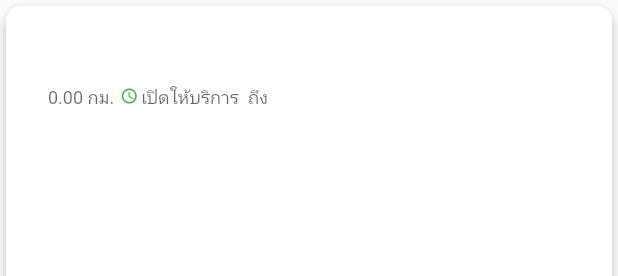
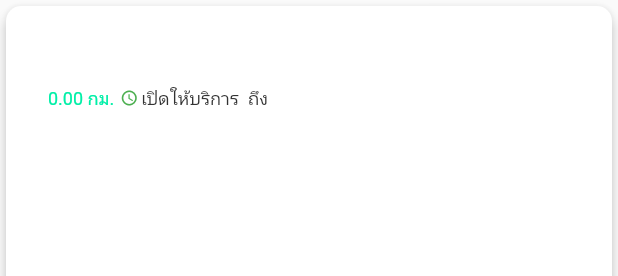
Before and after one commit to ladarat/nugket_warehourse, a Flutter app: the WarehouseCardItem widget shown alone on an empty page, opened directly with empty values, on a phone screen of 412 x 824 dp. Shown: the top 276 px of the screen. Run offline on Flutter 3.47's test engine with Material 2 defaults, Android fonts, the phone set to English and light mode, and no system bars; our stand-ins replace dio, get, logger.

Commit message:
Add theme to widget

```diff
--- /dev/null
+++ b/lib/app/core/values/app_theme.dart
@@ -0,0 +1,14 @@
+import 'package:flutter/material.dart';
+import '/app/core/values/app_colors.dart';
+
+const greyDarkTextStyle = TextStyle(
+    fontSize: 12,
+    fontWeight: FontWeight.w400,
+    color: AppColors.colorDark,
+    height: 1.45);
+
+const greenTextStyle = TextStyle(
+    fontSize: 12,
+    fontWeight: FontWeight.w400,
+    color: AppColors.colorLightGreen,
+    height: 1.45);
--- a/lib/app/modules/nugket/views/widgets/warehouse_card_Item.dart
+++ b/lib/app/modules/nugket/views/widgets/warehouse_card_Item.dart
@@ -1,3 +1,4 @@
+import 'package:fish_nugket_warehourse/app/core/values/app_theme.dart';
 import 'package:fish_nugket_warehourse/app/modules/nugket/models/nugket_detail_ui_data.dart';
 import 'package:flutter/material.dart';
 
@@ -25,16 +26,14 @@ class WarehouseCardItem extends StatelessWidget {
               children: [
                 Text(
                   '${nugketDetailUiData.distance.toStringAsFixed(2)} กม.',
-                  style: TextStyle(
-                      color: Colors.black.withOpacity(0.6), fontSize: 12),
+                 style: greenTextStyle.apply(fontStyle: FontStyle.normal),
                 ),
                 const SizedBox(width: 4),
                 const Icon(Icons.access_time, color: Colors.green, size: 12,),
                 const SizedBox(width: 2),
                 Text(
                   'เปิดให้บริการ ${nugketDetailUiData.openTime} ถึง ${nugketDetailUiData.closeTime}',
-                  style: TextStyle(
-                      color: Colors.black.withOpacity(0.6), fontSize: 12),
+                  style: greyDarkTextStyle,
                 ),
               ],
             ),
```
Also changed, not shown: lib/app/core/values/app_colors.dart (added, +9 -0 lines), lib/app/modules/nugket/views/nugket_list_view.dart (+9 -2 lines).
